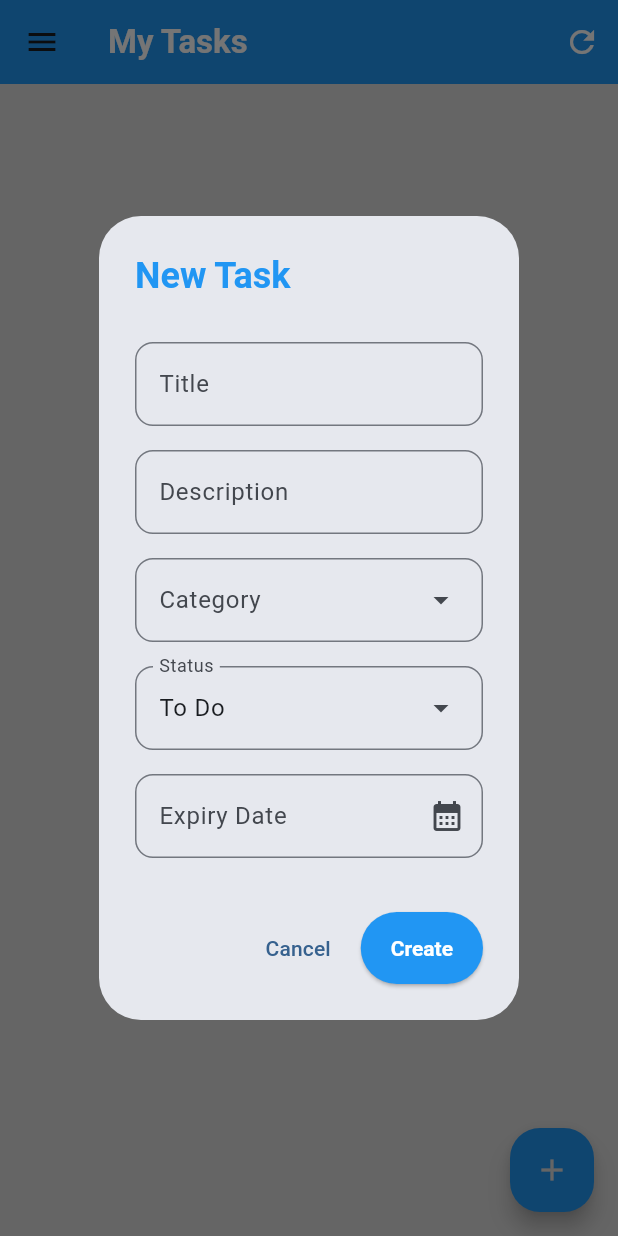
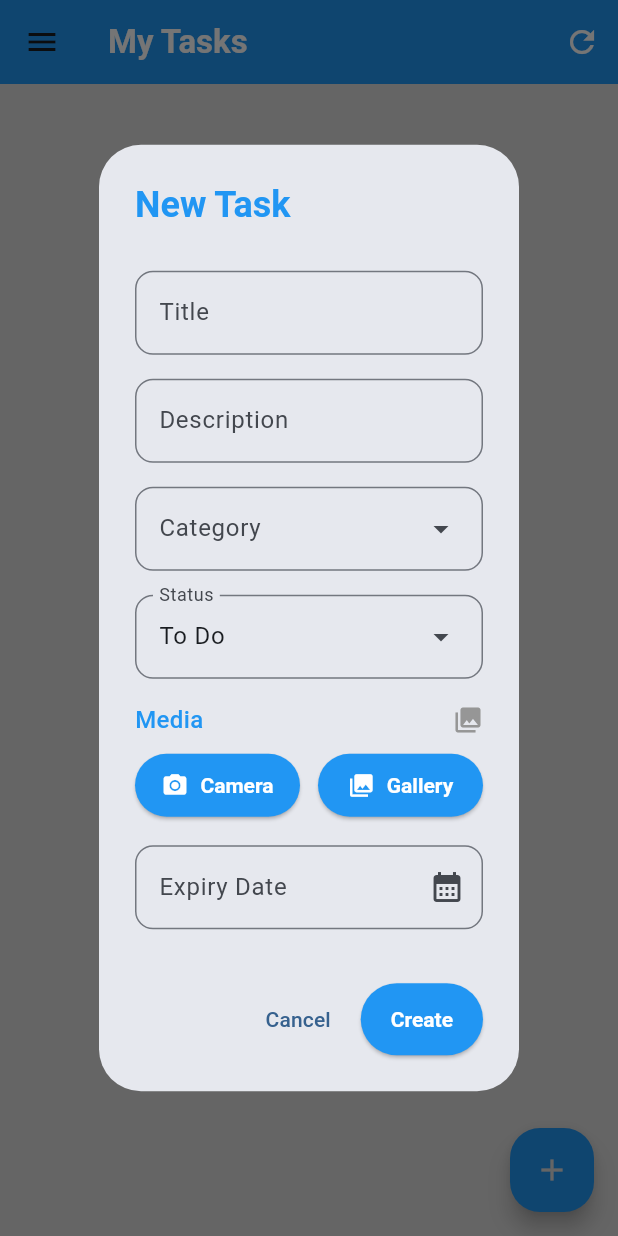
Before and after one commit to kenjiroyamada16/tekna-app, a Flutter app: the HomePage screen opened by its route, after a tap on the "add" icon, on a phone screen of 412 x 824 dp. Run offline on Flutter 3.47's test engine with Material 3 defaults, Android fonts, the phone set to English and light mode, and no system bars; our stand-ins replace cached_network_image, flutter_bloc, get_it, image_picker, supabase_flutter; accounts and stored records are empty.

Commit message:
[NEW] edit task media and add cachednetworkimage

```diff
--- a/lib/data/entities/task.dart
+++ b/lib/data/entities/task.dart
@@ -22,19 +22,17 @@ class Task {
   });
 
   factory Task.fromJson(Map<String, dynamic> json) {
-    final mediaJsonList = (json['media'] as List<dynamic>?);
-
     return Task(
       id: json['id'],
       title: json['title'],
       status: json['status'],
       description: json['description'],
+      expiryDate: DateTime.tryParse(json['expiry_date'] ?? ''),
       category: json['category'] != null
           ? TaskCategory.fromJson(json['category'])
           : null,
-      expiryDate: DateTime.tryParse(json['expiry_date'] ?? ''),
-      media: (mediaJsonList?.isNotEmpty ?? false)
-          ? TaskMedia.fromJson(mediaJsonList?.first as Map<String, dynamic>)
+      media: json['media'] != null
+          ? TaskMedia.fromJson(json['media'])
           : null,
     );
   }
@@ -43,6 +41,7 @@ class Task {
     return {
       'title': title,
       'status': status,
+      if (media != null) 'media_id': media?.id,
       if (description != null) 'description': description,
       if (category != null) 'category_id': category?.id,
       if (expiryDate != null) 'expiry_date': expiryDate?.toDbFormat(),
--- a/lib/data/entities/task_media.dart
+++ b/lib/data/entities/task_media.dart
@@ -2,11 +2,22 @@ class TaskMedia {
   final int id;
   final String type;
   final String url;
+  final String storagePath;
 
-  TaskMedia({required this.id, required this.type, required this.url});
+  TaskMedia({
+    required this.id,
+    required this.type,
+    required this.url,
+    required this.storagePath,
+  });
 
   factory TaskMedia.fromJson(Map<String, dynamic> json) {
-    return TaskMedia(id: json['id'], type: json['type'], url: json['url']);
+    return TaskMedia(
+      id: json['id'],
+      type: json['type'],
+      url: json['url'],
+      storagePath: json['storage_path'],
+    );
   }
 
   Map<String, dynamic> toJson() {
@@ -14,6 +25,10 @@ class TaskMedia {
       'id': id,
       'type': type,
       'url': url,
+      'storage_path': storagePath,
     };
   }
+
+  bool get isImage => type.startsWith('image/');
+  bool get isVideo => type.startsWith('video/');
 }
--- a/lib/presentation/widgets/dialogs/create_task_dialog.dart
+++ b/lib/presentation/widgets/dialogs/create_task_dialog.dart
@@ -1,10 +1,14 @@
+import 'dart:io';
+
 import 'package:flutter/material.dart';
+import 'package:image_picker/image_picker.dart';
 import 'package:intl/intl.dart';
 
 import '../../../core/services/supabase_service.dart';
 import '../../../data/domain/app_exception.dart';
 import '../../../data/entities/task.dart';
 import '../../../data/entities/task_category.dart';
+import '../../../shared/components/task_media_selector.dart';
 import '../../../shared/enum/task_status.dart';
 import '../../../shared/utils/date_input_formatter.dart';
 import '../../../style/app_colors.dart';
@@ -38,6 +42,7 @@ class _CreateTaskDialogState extends State<CreateTaskDialog> {
   TaskStatus _selectedStatus = TaskStatus.todo;
   TaskCategory? _selectedCategory;
   bool _isEditting = false;
+  XFile? _selectedMedia;
 
   @override
   void initState() {
@@ -177,6 +182,13 @@ class _CreateTaskDialogState extends State<CreateTaskDialog> {
                   _selectedStatus = value ?? TaskStatus.todo;
                 },
               ),
+              TaskMediaSelector(
+                onUpdateMedia: (media) {
+                  setState(() {
+                    _selectedMedia = media;
+                  });
+                },
+              ),
               TextFormField(
                 controller: _expiryDateTextController,
                 inputFormatters: [DateInputFormatter()],
@@ -206,7 +218,7 @@ class _CreateTaskDialogState extends State<CreateTaskDialog> {
           onPressed: _createTask,
           style: ElevatedButton.styleFrom(
             backgroundColor: AppColors.primaryColor,
-            foregroundColor: Colors.white,
+            foregroundColor: AppColors.white,
           ),
           child: const Text('Create'),
         ),
@@ -277,8 +289,14 @@ class _CreateTaskDialogState extends State<CreateTaskDialog> {
     }
   }
 
-  void _createTask() {
+  Future<void> _createTask() async {
     if (!(_formKey.currentState?.validate() ?? false)) return;
+
+    try {
+      final createdMedia = await widget.supabaseService.uploadTaskMedia(
+        file: File(_selectedMedia?.path ?? ''),
+        fileName: _selectedMedia?.name ?? '',
+      );
 
       final newTask = Task(
         id: 0,
@@ -286,12 +304,16 @@ class _CreateTaskDialogState extends State<CreateTaskDialog> {
         description: _descriptionController.text,
         status: _selectedStatus.label,
         category: _isEditting ? null : _selectedCategory,
+        media: createdMedia,
         expiryDate: DateTime.tryParse(
           _expiryDateTextController.text.replaceAll('/', '-'),
         ),
       );
 
-    Navigator.of(context).pop(newTask);
+      if (mounted) Navigator.of(context).pop(newTask);
+    } on AppException catch (e) {
+      widget.showMessage?.call(e.userFriendlyMessage, AppColors.errorColor);
+    }
   }
 
   Future<void> _didTapPickDate() async {
--- a/lib/presentation/widgets/dialogs/edit_task_dialog.dart
+++ b/lib/presentation/widgets/dialogs/edit_task_dialog.dart
@@ -1,9 +1,11 @@
 import 'package:flutter/material.dart';
+import 'package:image_picker/image_picker.dart';
 
 import '../../../core/services/supabase_service.dart';
 import '../../../data/domain/app_exception.dart';
 import '../../../data/entities/task.dart';
 import '../../../data/entities/task_category.dart';
+import '../../../shared/components/task_media_selector.dart';
 import '../../../shared/enum/task_status.dart';
 import '../../../shared/utils/date_input_formatter.dart';
 import '../../../shared/utils/extensions/date_extensions.dart';
@@ -40,6 +42,7 @@ class _EditTaskDialogState extends State<EditTaskDialog> {
   TaskStatus _selectedStatus = TaskStatus.todo;
   TaskCategory? _selectedCategory;
   bool _isEditting = false;
+  XFile? _selectedFile;
 
   @override
   void initState() {
@@ -192,6 +195,14 @@ class _EditTaskDialogState extends State<EditTaskDialog> {
                   _selectedStatus = value ?? TaskStatus.todo;
                 },
               ),
+              TaskMediaSelector(
+                initialMedia: widget.task.media,
+                onUpdateMedia: (media) {
+                  setState(() {
+                    _selectedFile = media;
+                  });
+                },
+              ),
               TextFormField(
                 controller: _expiryDateTextController,
                 inputFormatters: [DateInputFormatter()],
@@ -269,8 +280,14 @@ class _EditTaskDialogState extends State<EditTaskDialog> {
     );
   }
 
-  void _editTask() {
+  Future<void> _editTask() async {
     if (!(_formKey.currentState?.validate() ?? false)) return;
+
+    final updatedMedia = await widget.supabaseService.editTaskMedia(
+      taskId: widget.task.id,
+      newMediaFile: _selectedFile,
+      currentMedia: widget.task.media,
+    );
 
     final newTask = Task(
       id: widget.task.id,
@@ -278,12 +295,13 @@ class _EditTaskDialogState extends State<EditTaskDialog> {
       description: _descriptionController.text,
       status: _selectedStatus.label,
       category: _selectedCategory,
+      media: updatedMedia,
       expiryDate: DateTime.tryParse(
         _expiryDateTextController.text.replaceAll('/', '-'),
       ),
     );
 
-    Navigator.of(context).pop(newTask);
+    if (mounted) Navigator.of(context).pop(newTask);
   }
 
   Future<void> _createCategory() async {
--- /dev/null
+++ b/lib/shared/components/task_media_selector.dart
@@ -0,0 +1,197 @@
+import 'dart:io';
+
+import 'package:cached_network_image/cached_network_image.dart';
+import 'package:flutter/material.dart';
+import 'package:image_picker/image_picker.dart';
+
+import '../../data/entities/task_media.dart';
+import '../../style/app_colors.dart';
+
+class TaskMediaSelector extends StatefulWidget {
+  final TaskMedia? initialMedia;
+  final void Function(XFile? mediaFile)? onUpdateMedia;
+
+  const TaskMediaSelector({super.key, this.onUpdateMedia, this.initialMedia});
+
+  @override
+  State<TaskMediaSelector> createState() => _TaskMediaSelectorState();
+}
+
+class _TaskMediaSelectorState extends State<TaskMediaSelector> {
+  XFile? _selectedMedia;
+  TaskMedia? _initialMedia;
+
+  @override
+  void initState() {
+    super.initState();
+    _initialMedia = widget.initialMedia;
+  }
+
+  @override
+  Widget build(BuildContext context) {
+    return Column(
+      crossAxisAlignment: CrossAxisAlignment.start,
+      children: [
+        Row(
+          children: [
+            Expanded(
+              child: Text(
+                _selectedMedia != null ? _selectedMedia?.name ?? '' : 'Media',
+                style: TextStyle(
+                  fontSize: 16,
+                  fontWeight: FontWeight.w500,
+                  color: AppColors.primaryColor,
+                ),
+              ),
+            ),
+            const SizedBox(width: 8),
+            Icon(Icons.photo_library, size: 20, color: AppColors.grey),
+          ],
+        ),
+        const SizedBox(height: 8),
+        Row(
+          children: [
+            Expanded(
+              child: ElevatedButton.icon(
+                onPressed: () => _pickImage(ImageSource.camera),
+                icon: const Icon(Icons.camera_alt, size: 18),
+                label: const Text('Camera'),
+                style: ElevatedButton.styleFrom(
+                  backgroundColor: AppColors.primaryColor,
+                  foregroundColor: AppColors.white,
+                  padding: const EdgeInsets.symmetric(vertical: 12),
+                ),
+              ),
+            ),
+            const SizedBox(width: 12),
+            Expanded(
+              child: ElevatedButton.icon(
+                onPressed: () => _pickImage(ImageSource.gallery),
+                icon: const Icon(Icons.photo_library, size: 18),
+                label: const Text('Gallery'),
+                style: ElevatedButton.styleFrom(
+                  backgroundColor: AppColors.primaryColor,
+                  foregroundColor: AppColors.white,
+                  padding: const EdgeInsets.symmetric(vertical: 12),
+                ),
+              ),
+            ),
+          ],
+        ),
+        if (_initialMedia != null || _selectedMedia != null)
+          Center(
+            child: Container(
+              height: 200,
+              decoration: BoxDecoration(
+                borderRadius: BorderRadius.circular(8),
+                border: Border.all(color: AppColors.grey),
+              ),
+              child: Stack(
+                children: [
+                  ClipRRect(
+                    borderRadius: BorderRadius.circular(8),
+                    child: _mediaPreviewWidget,
+                  ),
+                  Positioned(
+                    top: 4,
+                    right: 4,
+                    child: GestureDetector(
+                      onTap: () {
+                        setState(() {
+                          _selectedMedia = null;
+                          _initialMedia = null;
+                          widget.onUpdateMedia?.call(_selectedMedia);
+                        });
+                      },
+                      child: Container(
+                        padding: const EdgeInsets.all(4),
+                        decoration: const BoxDecoration(
+                          color: AppColors.errorColor,
+                          shape: BoxShape.circle,
+                        ),
+                        child: const Icon(
+                          Icons.close,
+                          size: 16,
+                          color: AppColors.white,
+                        ),
+                      ),
+                    ),
+                  ),
+                ],
+              ),
+            ),
+          ),
+      ],
+    );
+  }
+
+  Widget get _mediaPreviewWidget {
+    if (_selectedMedia != null) {
+      return Image.file(
+        File(_selectedMedia?.path ?? ''),
+        fit: BoxFit.cover,
+        errorBuilder: (context, error, stackTrace) {
+          return Container(
+            color: AppColors.grey.withValues(alpha: 0.3),
+            child: const Icon(
+              Icons.image_not_supported,
+              size: 40,
+              color: AppColors.grey,
+            ),
+          );
+        },
+      );
+    }
+
+    if (_initialMedia != null) {
+      return CachedNetworkImage(
+        imageUrl: _initialMedia?.url ?? '',
+        fit: BoxFit.cover,
+        progressIndicatorBuilder: (_, __, ___) {
+          return Center(
+            child: CircularProgressIndicator(color: AppColors.secondaryColor),
+          );
+        },
+        errorWidget: (_, __, ___) {
+          return Container(
+            color: AppColors.grey.withValues(alpha: 0.3),
+            child: const Icon(
+              Icons.image_not_supported,
+              size: 40,
+              color: AppColors.grey,
+            ),
+          );
+        },
+      );
+    }
+
+    return SizedBox.shrink();
+  }
+
+  Future<void> _pickImage(ImageSource source) async {
+    try {
+      final picker = ImagePicker();
+      final pickedFile = await picker.pickImage(
+        source: source,
+        imageQuality: 80,
+        requestFullMetadata: false,
+      );
+
+      if (pickedFile != null && mounted) {
+        setState(() {
+          _selectedMedia = pickedFile;
+        });
+        widget.onUpdateMedia?.call(_selectedMedia);
+      }
+    } on Exception catch (_) {
+      if (mounted) {
+        ScaffoldMessenger.of(context).showSnackBar(
+          SnackBar(
+            content: Text('Could not upload your media'),
+            backgroundColor: Colors.red,
+          ),
+        );
+      }
+    }
+  }
+}
--- /dev/null
+++ b/lib/shared/utils/constants.dart
@@ -0,0 +1,5 @@
+class Constants {
+  Constants._();
+
+  static const String appBucketId = 'tekna-bucket';
+}
--- a/pubspec.yaml
+++ b/pubspec.yaml
@@ -1,6 +1,6 @@
 name: tekna_app
 description: "A new Flutter project."
-publish_to: 'none'
+publish_to: "none"
 
 version: 1.0.0+1
 
@@ -16,6 +16,9 @@ dependencies:
   flutter_bloc: ^9.1.1
   supabase_flutter: ^2.0.0
   flutter_secure_storage: ^9.2.4
+  image_picker: ^1.0.7
+  cached_network_image: ^3.4.1
+
 
   cupertino_icons: ^1.0.8
 
```
Also changed, not shown: lib/core/services/supabase_service.dart (+218 -8 lines), lib/presentation/widgets/home/task_card.dart (+60 -4 lines), pubspec.lock, 1 other file. Lines whose indentation alone changed are shown as unchanged.
